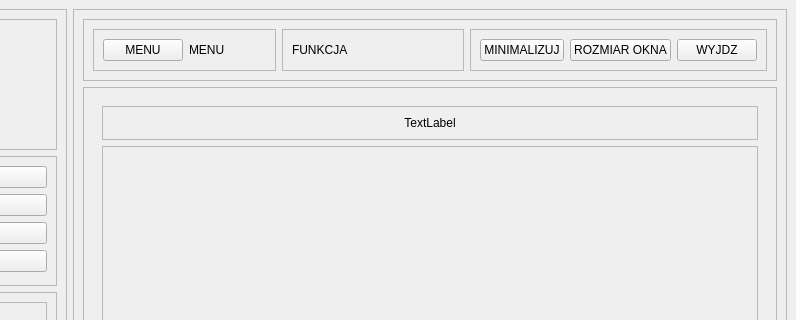
First picture: the form in mainwindow.ui, repository Kris434/FUNkcje, before the edit; both pictures show x 142 to 938 and y 0 to 320 of the 938 by 600 pixel window.
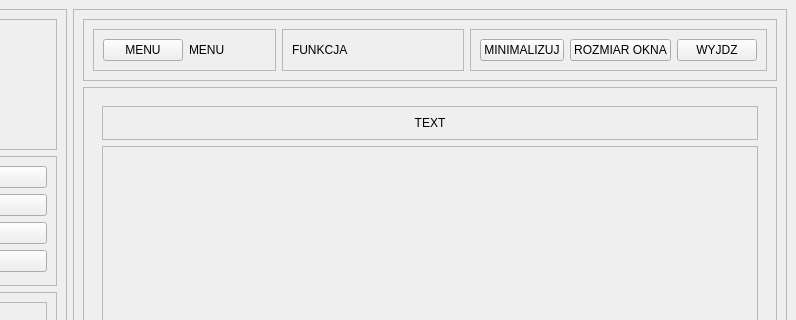
Second picture: the form after the edit.

Diff of the .ui file:
```diff
--- a/mainwindow.ui
+++ b/mainwindow.ui
@@ -305,7 +305,7 @@
                  <item alignment="Qt::AlignTop">
                   <widget class="QLabel" name="label_8">
                    <property name="text">
-                    <string>TextLabel</string>
+                    <string>TEXT</string>
                    </property>
                    <property name="alignment">
                     <set>Qt::AlignCenter</set>
```
